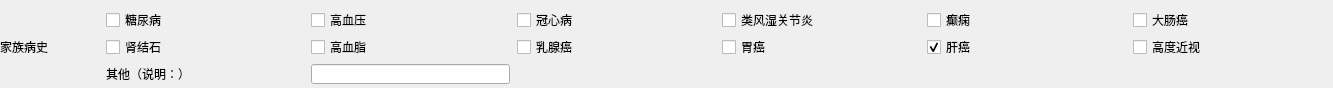
The window that src/ui/t3l0.ui (fantasy-mark/Summer) describes before a commit, drawn with Qt 5.
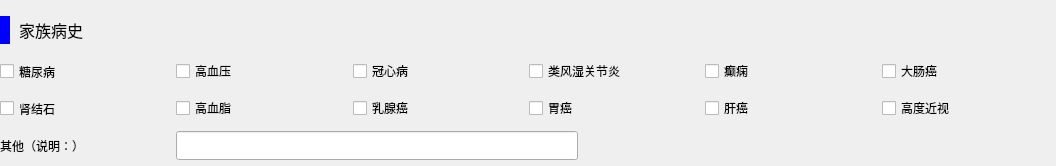
The same window after the commit.

Diff of the .ui file:
```diff
--- a/src/ui/t3l0.ui
+++ b/src/ui/t3l0.ui
@@ -6,8 +6,8 @@
    <rect>
     <x>0</x>
     <y>0</y>
-    <width>1333</width>
-    <height>88</height>
+    <width>1056</width>
+    <height>166</height>
    </rect>
   </property>
   <property name="windowTitle">
@@ -18,121 +18,246 @@
     <rect>
      <x>0</x>
      <y>0</y>
-     <width>1331</width>
-     <height>84</height>
+     <width>1051</width>
+     <height>161</height>
     </rect>
    </property>
-   <layout class="QGridLayout" name="gridLayout" columnstretch="1,2,2,2,2,2,2">
+   <layout class="QGridLayout" name="gridLayout" columnstretch="1,1,1,1,1,1">
     <property name="topMargin">
      <number>10</number>
     </property>
     <property name="spacing">
      <number>7</number>
     </property>
-    <item row="0" column="2">
+    <item row="1" column="1">
      <widget class="QCheckBox" name="s12">
+      <property name="font">
+       <font>
+        <family>微软雅黑</family>
+       </font>
+      </property>
       <property name="text">
        <string>高血压</string>
       </property>
      </widget>
     </item>
-    <item row="0" column="4">
+    <item row="1" column="3">
      <widget class="QCheckBox" name="s14">
+      <property name="font">
+       <font>
+        <family>微软雅黑</family>
+       </font>
+      </property>
       <property name="text">
        <string>类风湿关节炎</string>
       </property>
      </widget>
     </item>
-    <item row="0" column="5">
+    <item row="1" column="4">
      <widget class="QCheckBox" name="s15">
+      <property name="font">
+       <font>
+        <family>微软雅黑</family>
+       </font>
+      </property>
       <property name="text">
        <string>癫痫</string>
       </property>
      </widget>
     </item>
-    <item row="0" column="6">
+    <item row="1" column="5">
      <widget class="QCheckBox" name="s16">
+      <property name="font">
+       <font>
+        <family>微软雅黑</family>
+       </font>
+      </property>
       <property name="text">
        <string>大肠癌</string>
       </property>
      </widget>
     </item>
-    <item row="0" column="1">
+    <item row="1" column="0">
      <widget class="QCheckBox" name="s11">
+      <property name="minimumSize">
+       <size>
+        <width>0</width>
+        <height>29</height>
+       </size>
+      </property>
+      <property name="font">
+       <font>
+        <family>微软雅黑</family>
+       </font>
+      </property>
       <property name="text">
        <string>糖尿病</string>
       </property>
      </widget>
     </item>
-    <item row="0" column="3">
+    <item row="1" column="2">
      <widget class="QCheckBox" name="s13">
+      <property name="font">
+       <font>
+        <family>微软雅黑</family>
+       </font>
+      </property>
       <property name="text">
        <string>冠心病</string>
       </property>
      </widget>
     </item>
-    <item row="1" column="6">
+    <item row="2" column="5">
      <widget class="QCheckBox" name="s26">
+      <property name="font">
+       <font>
+        <family>微软雅黑</family>
+       </font>
+      </property>
       <property name="text">
        <string>高度近视</string>
       </property>
      </widget>
     </item>
-    <item row="1" column="5">
+    <item row="2" column="4">
      <widget class="QCheckBox" name="s25">
+      <property name="font">
+       <font>
+        <family>微软雅黑</family>
+       </font>
+      </property>
       <property name="text">
        <string>肝癌</string>
       </property>
       <property name="checked">
-       <bool>true</bool>
+       <bool>false</bool>
       </property>
      </widget>
     </item>
-    <item row="1" column="4">
+    <item row="2" column="3">
      <widget class="QCheckBox" name="s24">
+      <property name="font">
+       <font>
+        <family>微软雅黑</family>
+       </font>
+      </property>
       <property name="text">
        <string>胃癌</string>
       </property>
      </widget>
     </item>
-    <item row="1" column="1">
+    <item row="2" column="0">
      <widget class="QCheckBox" name="s21">
+      <property name="minimumSize">
+       <size>
+        <width>0</width>
+        <height>29</height>
+       </size>
+      </property>
+      <property name="font">
+       <font>
+        <family>微软雅黑</family>
+       </font>
+      </property>
       <property name="text">
        <string>肾结石</string>
       </property>
      </widget>
     </item>
-    <item row="1" column="3">
+    <item row="2" column="2">
      <widget class="QCheckBox" name="s23">
+      <property name="font">
+       <font>
+        <family>微软雅黑</family>
+       </font>
+      </property>
       <property name="text">
        <string>乳腺癌</string>
       </property>
      </widget>
     </item>
-    <item row="1" column="2">
+    <item row="2" column="1">
      <widget class="QCheckBox" name="s22">
+      <property name="font">
+       <font>
+        <family>微软雅黑</family>
+       </font>
+      </property>
       <property name="text">
        <string>高血脂</string>
       </property>
      </widget>
     </item>
-    <item row="0" column="0" rowspan="3">
-     <widget class="QLabel" name="label_28">
-      <property name="text">
-       <string>家族病史</string>
-      </property>
-     </widget>
-    </item>
-    <item row="2" column="2">
-     <widget class="QLineEdit" name="s32"/>
-    </item>
-    <item row="2" column="1">
+    <item row="3" column="0">
      <widget class="QLabel" name="s31">
+      <property name="minimumSize">
+       <size>
+        <width>0</width>
+        <height>29</height>
+       </size>
+      </property>
+      <property name="font">
+       <font>
+        <family>微软雅黑</family>
+       </font>
+      </property>
       <property name="text">
        <string>其他（说明：）</string>
       </property>
      </widget>
     </item>
+    <item row="0" column="0" colspan="6">
+     <widget class="QLabel" name="label_28">
+      <property name="minimumSize">
+       <size>
+        <width>0</width>
+        <height>38</height>
+       </size>
+      </property>
+      <property name="maximumSize">
+       <size>
+        <width>16777215</width>
+        <height>38</height>
+       </size>
+      </property>
+      <property name="font">
+       <font>
+        <family>微软雅黑</family>
+        <pointsize>12</pointsize>
+       </font>
+      </property>
+      <property name="styleSheet">
+       <string notr="true">border-left: 10px solid blue;
+border-radius:5px;
+padding-left: 5px;
+</string>
+      </property>
+      <property name="text">
+       <string>家族病史</string>
+      </property>
+     </widget>
+    </item>
+    <item row="3" column="1" colspan="3">
+     <widget class="QLineEdit" name="s32">
+      <property name="minimumSize">
+       <size>
+        <width>0</width>
+        <height>29</height>
+       </size>
+      </property>
+      <property name="maximumSize">
+       <size>
+        <width>402</width>
+        <height>29</height>
+       </size>
+      </property>
+      <property name="font">
+       <font>
+        <family>微软雅黑</family>
+       </font>
+      </property>
+     </widget>
+    </item>
    </layout>
   </widget>
  </widget>
```
